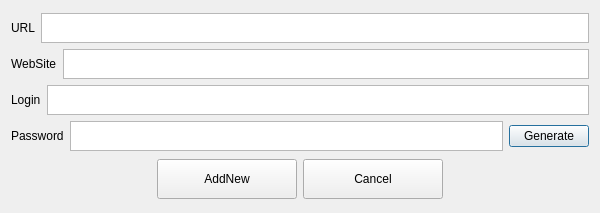
The window that addobject.ui (Autlasters/PasswordManagerUI) describes before a commit, drawn with Qt 5.
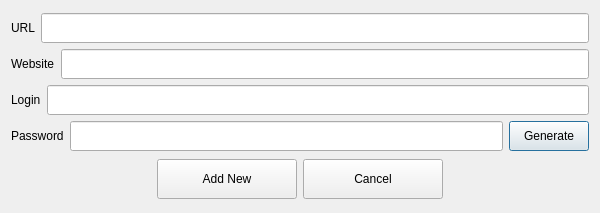
The same window after the commit.

What changed in the file:
```diff
--- a/addobject.ui
+++ b/addobject.ui
@@ -55,19 +55,13 @@
           </widget>
          </item>
          <item>
-          <widget class="QTextEdit" name="UrlField">
-           <property name="enabled">
-            <bool>true</bool>
-           </property>
+          <widget class="QLineEdit" name="UrlField">
            <property name="maximumSize">
             <size>
              <width>16777215</width>
              <height>30</height>
             </size>
            </property>
-           <property name="verticalScrollBarPolicy">
-            <enum>Qt::ScrollBarPolicy::ScrollBarAlwaysOff</enum>
-           </property>
           </widget>
          </item>
         </layout>
@@ -80,21 +74,18 @@
          <item>
           <widget class="QLabel" name="WebSiteLabel">
            <property name="text">
-            <string>WebSite</string>
+            <string>Website</string>
            </property>
           </widget>
          </item>
          <item>
-          <widget class="QTextEdit" name="WebSiteField">
+          <widget class="QLineEdit" name="WebSiteField">
            <property name="maximumSize">
             <size>
              <width>16777215</width>
              <height>30</height>
             </size>
            </property>
-           <property name="verticalScrollBarPolicy">
-            <enum>Qt::ScrollBarPolicy::ScrollBarAlwaysOff</enum>
-           </property>
           </widget>
          </item>
         </layout>
@@ -112,16 +103,13 @@
           </widget>
          </item>
          <item>
-          <widget class="QTextEdit" name="LoginField">
+          <widget class="QLineEdit" name="LoginField">
            <property name="maximumSize">
             <size>
              <width>16777215</width>
              <height>30</height>
             </size>
            </property>
-           <property name="verticalScrollBarPolicy">
-            <enum>Qt::ScrollBarPolicy::ScrollBarAlwaysOff</enum>
-           </property>
           </widget>
          </item>
         </layout>
@@ -145,16 +133,19 @@
           </widget>
          </item>
          <item>
-          <widget class="QTextEdit" name="PasswordField">
+          <widget class="QLineEdit" name="PasswordField">
+           <property name="minimumSize">
+            <size>
+             <width>0</width>
+             <height>30</height>
+            </size>
+           </property>
            <property name="maximumSize">
             <size>
              <width>16777215</width>
              <height>30</height>
             </size>
            </property>
-           <property name="verticalScrollBarPolicy">
-            <enum>Qt::ScrollBarPolicy::ScrollBarAlwaysOff</enum>
-           </property>
           </widget>
          </item>
          <item>
@@ -162,6 +153,12 @@
            <property name="enabled">
             <bool>true</bool>
            </property>
+           <property name="maximumSize">
+            <size>
+             <width>16777215</width>
+             <height>30</height>
+            </size>
+           </property>
            <property name="text">
             <string>Generate</string>
            </property>
@@ -201,7 +198,7 @@
           </size>
          </property>
          <property name="text">
-          <string>AddNew</string>
+          <string>Add New</string>
          </property>
          <property name="iconSize">
           <size>
```
